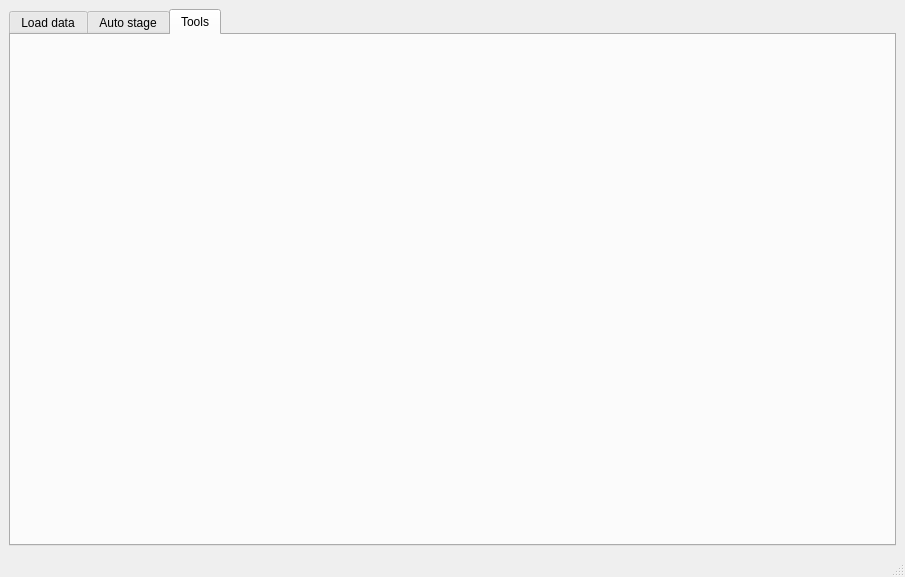
Above: MiSleep/gui/load_data/load_data.ui from bian-lab/MiSleep before the change. Below: the same form after it.
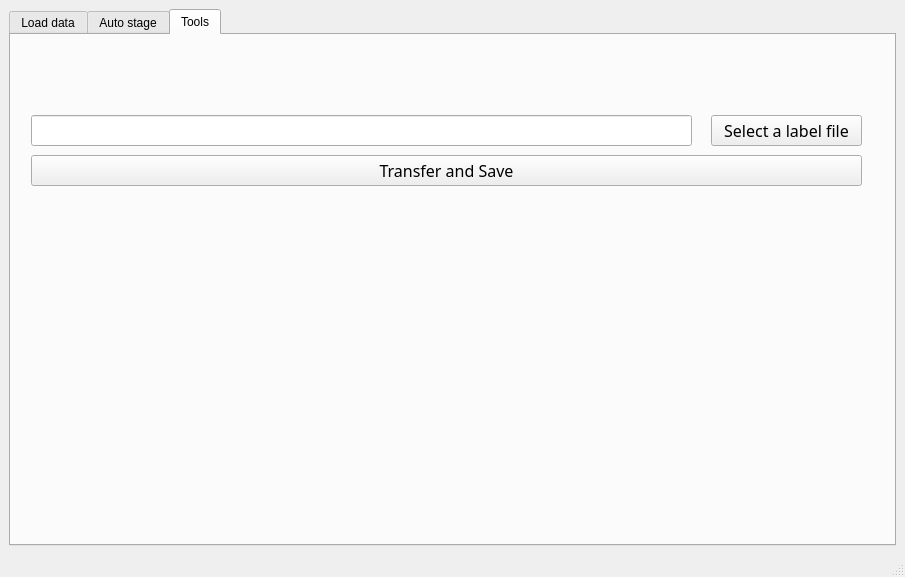
That is the form after the change. The open tabs and pages were chosen to show the change. Icons and pictures are not drawn.

What changed in the file:
```diff
--- a/MiSleep/gui/load_data/load_data.ui
+++ b/MiSleep/gui/load_data/load_data.ui
@@ -25,8 +25,8 @@
    </iconset>
   </property>
   <widget class="QWidget" name="centralwidget">
-   <layout class="QGridLayout" name="gridLayout_2">
-    <item row="0" column="0">
+   <layout class="QFormLayout" name="formLayout">
+    <item row="0" column="0" colspan="2">
      <widget class="QTabWidget" name="tabList">
       <property name="currentIndex">
        <number>0</number>
@@ -410,6 +410,63 @@
        <attribute name="title">
         <string>Tools</string>
        </attribute>
+       <widget class="QLineEdit" name="labelFileEditor">
+        <property name="geometry">
+         <rect>
+          <x>20</x>
+          <y>80</y>
+          <width>661</width>
+          <height>31</height>
+         </rect>
+        </property>
+        <property name="font">
+         <font>
+          <family>Microsoft JhengHei Light</family>
+          <pointsize>12</pointsize>
+         </font>
+        </property>
+        <property name="readOnly">
+         <bool>true</bool>
+        </property>
+       </widget>
+       <widget class="QPushButton" name="selectFileBt">
+        <property name="geometry">
+         <rect>
+          <x>700</x>
+          <y>80</y>
+          <width>151</width>
+          <height>31</height>
+         </rect>
+        </property>
+        <property name="font">
+         <font>
+          <family>Microsoft JhengHei Light</family>
+          <pointsize>12</pointsize>
+         </font>
+        </property>
+        <property name="text">
+         <string>Select a label file</string>
+        </property>
+       </widget>
+       <widget class="QPushButton" name="transferBt">
+        <property name="geometry">
+         <rect>
+          <x>20</x>
+          <y>120</y>
+          <width>831</width>
+          <height>31</height>
+         </rect>
+        </property>
+        <property name="font">
+         <font>
+          <family>Microsoft JhengHei UI Light</family>
+          <pointsize>12</pointsize>
+         </font>
+        </property>
+        <property name="text">
+         <string>Transfer and Save</string>
+        </property>
+       </widget>
       </widget>
      </widget>
     </item>
```
